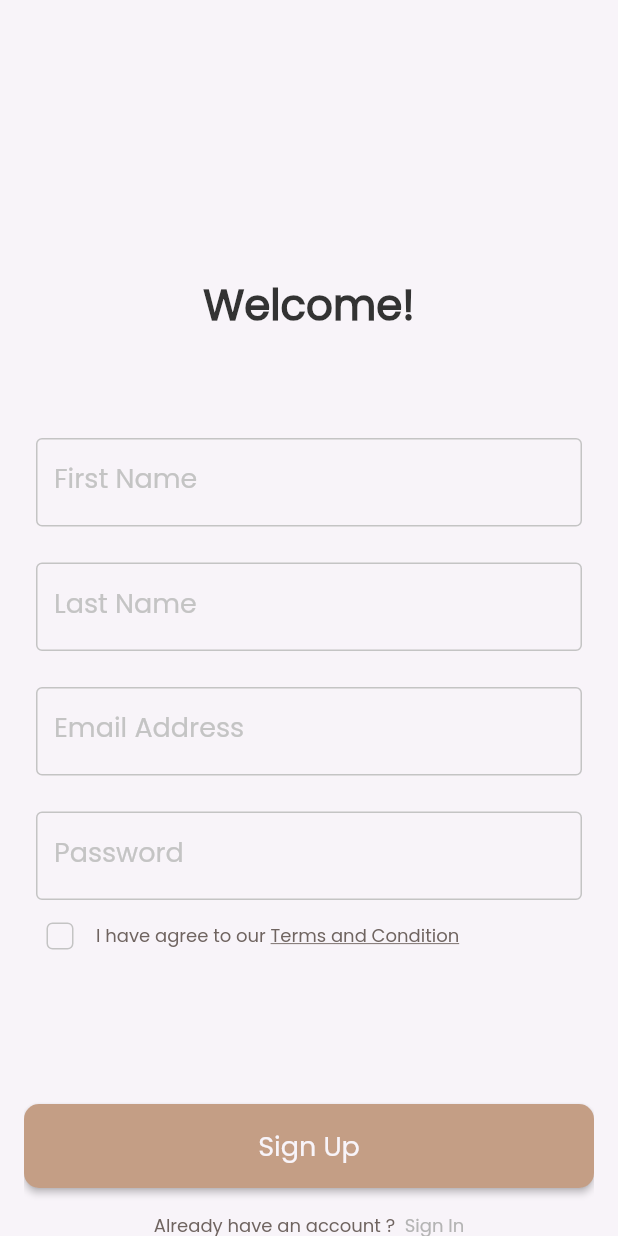
After one commit to mohammedashraf16/dalel, a Flutter app: the screen it shows after launch, after a tap on "Skip", on a phone screen of 412 x 824 dp. The commit adds this screen. Run offline on Flutter 3.47's test engine with Material 2 defaults, Android fonts, the phone set to English and light mode, and no system bars; our stand-ins replace firebase_auth, firebase_core, flutter_bloc, get_it, go_router, shared_preferences and 1 more; accounts and stored records are empty.

Commit message:
create account with email and password

```diff
--- /dev/null
+++ b/lib/app/dalel_app.dart
@@ -0,0 +1,18 @@
+import 'package:dalel/core/routs/app_router.dart';
+import 'package:dalel/core/utlis/app_color.dart';
+import 'package:flutter/material.dart';
+
+class Dalel extends StatelessWidget {
+  const Dalel({super.key});
+
+  @override
+  Widget build(BuildContext context) {
+    return MaterialApp.router(
+      theme: ThemeData(
+        scaffoldBackgroundColor: AppColors.offWhite,
+      ),
+      debugShowCheckedModeBanner: false,
+      routerConfig: router,
+    );
+  }
+}
--- /dev/null
+++ b/lib/core/functions/check_state_changes.dart
@@ -0,0 +1,16 @@
+import 'package:firebase_auth/firebase_auth.dart';
+import 'package:flutter/foundation.dart';
+
+void checkStateChanges() {
+  FirebaseAuth.instance.authStateChanges().listen((User? user) {
+    if (user == null) {
+      if (kDebugMode) {
+        print('User is currently signed out!');
+      }
+    } else {
+      if (kDebugMode) {
+        print('User is signed in!');
+      }
+    }
+  });
+}
--- a/lib/features/auth/presentation/auth_cubit/cubit/auth_cubit.dart
+++ b/lib/features/auth/presentation/auth_cubit/cubit/auth_cubit.dart
@@ -1,7 +1,30 @@
-import 'package:flutter/foundation.dart';
+import 'package:firebase_auth/firebase_auth.dart';
 import 'package:flutter_bloc/flutter_bloc.dart';
 part 'auth_state.dart';
 
 class AuthCubit extends Cubit<AuthState> {
   AuthCubit() : super(AuthInitial());
+  late String? firstName;
+  late String? lastName;
+  late String? emailAddress;
+  late String? password;
+  signUpWithEmailAndPassword() async {
+    try {
+      emit(SignUpLoadingState());
+      final credential =
+          await FirebaseAuth.instance.createUserWithEmailAndPassword(
+        email: emailAddress!,
+        password: password!,
+      );
+      emit(SignUpSuccessState());
+    } on FirebaseAuthException catch (e) {
+      if (e.code == 'weak-password') {
+        emit(SignUpFailurState('The password provided is too weak.'));
+      } else if (e.code == 'email-already-in-use') {
+        emit(SignUpFailurState('The account already exists for that email.'));
+      }
+    } catch (e) {
+      emit(SignUpFailurState(e.toString()));
+    }
+  }
 }
--- a/lib/features/auth/presentation/auth_cubit/cubit/auth_state.dart
+++ b/lib/features/auth/presentation/auth_cubit/cubit/auth_state.dart
@@ -3,3 +3,13 @@ part of 'auth_cubit.dart';
 class AuthState {}
 
 class AuthInitial extends AuthState {}
+
+class SignUpLoadingState extends AuthState {}
+
+class SignUpSuccessState extends AuthState {}
+
+class SignUpFailurState extends AuthState {
+  final String errorMessage;
+
+  SignUpFailurState(this.errorMessage);
+}
--- a/lib/features/auth/presentation/views/sign_up_view.dart
+++ b/lib/features/auth/presentation/views/sign_up_view.dart
@@ -1,7 +1,5 @@
 import 'package:dalel/core/utlis/app_strings.dart';
-import 'package:dalel/core/widgets/custom_btn.dart';
-import 'package:dalel/features/auth/presentation/widgets/custom_terms_and_conditions.dart';
-import 'package:dalel/features/auth/presentation/widgets/custom_text_field.dart';
+import 'package:dalel/features/auth/presentation/widgets/custom_signup_form.dart';
 import 'package:dalel/features/auth/presentation/widgets/text_have_account_widget.dart';
 import 'package:dalel/features/auth/presentation/widgets/welcome_text_widget.dart';
 import 'package:flutter/material.dart';
@@ -11,61 +9,31 @@ class SignUpView extends StatelessWidget {
 
   @override
   Widget build(BuildContext context) {
-    return Scaffold(
+    return const Scaffold(
       body: Padding(
-        padding: const EdgeInsets.symmetric(horizontal: 16.0),
+        padding: EdgeInsets.symmetric(horizontal: 16.0),
         child: CustomScrollView(
           slivers: [
-            const SliverToBoxAdapter(
+            SliverToBoxAdapter(
               child: SizedBox(
                 height: 182,
               ),
             ),
-            const SliverToBoxAdapter(
+            SliverToBoxAdapter(
               child: WelcomeTextWidgt(text: AppStrings.welcome),
             ),
-            const SliverToBoxAdapter(
+            SliverToBoxAdapter(
               child: SizedBox(
                 height: 44,
               ),
             ),
-            const SliverToBoxAdapter(
-              child: CustomTextField(
-                labelText: AppStrings.fristName,
-              ),
-            ),
-            const SliverToBoxAdapter(
-              child: CustomTextField(
-                labelText: AppStrings.lastName,
-              ),
-            ),
-            const SliverToBoxAdapter(
-              child: CustomTextField(
-                labelText: AppStrings.emailAddress,
-              ),
-            ),
-            const SliverToBoxAdapter(
-              child: CustomTextField(
-                labelText: AppStrings.password,
-              ),
-            ),
-            const SliverToBoxAdapter(
-              child: TermsAndConditionWidget(),
-            ),
-            const SliverToBoxAdapter(
-              child: SizedBox(
-                height: 88,
-              ),
-            ),
+            SliverToBoxAdapter(child: CustomSignUpForm()),
             SliverToBoxAdapter(
-              child: CustomBtn(text: AppStrings.signUp, onPressed: () {}),
-            ),
-            const SliverToBoxAdapter(
               child: SizedBox(
                 height: 16,
               ),
             ),
-            const SliverToBoxAdapter(
+            SliverToBoxAdapter(
               child: HaveAnAccountWidget(
                 text1: AppStrings.alreadyHaveAnAccount,
                 text2: AppStrings.signIn,
--- /dev/null
+++ b/lib/features/auth/presentation/widgets/custom_signup_form.dart
@@ -0,0 +1,62 @@
+import 'package:dalel/core/utlis/app_strings.dart';
+import 'package:dalel/core/widgets/custom_btn.dart';
+import 'package:dalel/features/auth/presentation/auth_cubit/cubit/auth_cubit.dart';
+import 'package:flutter/material.dart';
+import 'package:flutter_bloc/flutter_bloc.dart';
+
+import 'custom_terms_and_conditions.dart';
+import 'custom_text_field.dart';
+
+class CustomSignUpForm extends StatelessWidget {
+  const CustomSignUpForm({super.key});
+
+  @override
+  Widget build(BuildContext context) {
+    return BlocConsumer<AuthCubit, AuthState>(
+      listener: (context, state) {},
+      builder: (context, state) {
+        return Form(
+          child: Column(
+            children: [
+              CustomTextFormField(
+                labelText: AppStrings.fristName,
+                onChanged: (firstName) {
+                  BlocProvider.of<AuthCubit>(context).firstName = firstName;
+                },
+              ),
+              CustomTextFormField(
+                labelText: AppStrings.lastName,
+                onChanged: (lastName) {
+                  BlocProvider.of<AuthCubit>(context).lastName = lastName;
+                },
+              ),
+              CustomTextFormField(
+                labelText: AppStrings.emailAddress,
+                onChanged: (emailAddress) {
+                  BlocProvider.of<AuthCubit>(context).emailAddress =
+                      emailAddress;
+                },
+              ),
+              CustomTextFormField(
+                labelText: AppStrings.password,
+                onChanged: (password) {
+                  BlocProvider.of<AuthCubit>(context).password = password;
+                },
+              ),
+              const TermsAndConditionWidget(),
+              const SizedBox(
+                height: 88,
+              ),
+              CustomBtn(
+                  text: AppStrings.signUp,
+                  onPressed: () {
+                    BlocProvider.of<AuthCubit>(context)
+                        .signUpWithEmailAndPassword();
+                  }),
+            ],
+          ),
+        );
+      },
+    );
+  }
+}
--- a/lib/features/auth/presentation/widgets/custom_text_field.dart
+++ b/lib/features/auth/presentation/widgets/custom_text_field.dart
@@ -2,14 +2,22 @@ import 'package:dalel/core/utlis/app_color.dart';
 import 'package:dalel/core/utlis/app_text_style.dart';
 import 'package:flutter/material.dart';
 
-class CustomTextField extends StatelessWidget {
-  const CustomTextField({super.key, required this.labelText});
+class CustomTextFormField extends StatelessWidget {
+  const CustomTextFormField(
+      {super.key,
+      required this.labelText,
+      this.onChanged,
+      this.onFieldSubmitted});
   final String labelText;
+  final Function(String)? onChanged;
+  final Function(String)? onFieldSubmitted;
   @override
   Widget build(BuildContext context) {
     return Padding(
       padding: const EdgeInsets.only(left: 8.0, right: 8, top: 24),
-      child: TextField(
+      child: TextFormField(
+        onChanged: onChanged,
+        onFieldSubmitted: onFieldSubmitted,
         decoration: InputDecoration(
           labelText: labelText,
           labelStyle: CustomTextStyles.Poppins500Style18,
--- a/lib/main.dart
+++ b/lib/main.dart
@@ -1,33 +1,16 @@
+import 'package:dalel/app/dalel_app.dart';
 import 'package:dalel/core/database/cashe/cache_helper.dart';
-import 'package:dalel/core/routs/app_router.dart';
 import 'package:dalel/core/services/service_locator.dart';
-import 'package:dalel/core/utlis/app_color.dart';
 import 'package:firebase_core/firebase_core.dart';
 import 'package:flutter/material.dart';
-
+import 'core/functions/check_state_changes.dart';
 import 'firebase_options.dart';
 
 void main() async {
   WidgetsFlutterBinding.ensureInitialized();
-  await Firebase.initializeApp(
-    options: DefaultFirebaseOptions.currentPlatform,
-  );
+  await Firebase.initializeApp(options: DefaultFirebaseOptions.currentPlatform);
+  checkStateChanges();
   setupServiceLocator();
   await getIt<CacheHelper>().init();
   runApp(const Dalel());
 }
-
-class Dalel extends StatelessWidget {
-  const Dalel({super.key});
-
-  @override
-  Widget build(BuildContext context) {
-    return MaterialApp.router(
-      theme: ThemeData(
-        scaffoldBackgroundColor: AppColors.offWhite,
-      ),
-      debugShowCheckedModeBanner: false,
-      routerConfig: router,
-    );
-  }
-}
--- a/pubspec.yaml
+++ b/pubspec.yaml
@@ -41,6 +41,7 @@ dependencies:
   get_it: ^7.6.0
   flutter_bloc: ^8.1.4
   firebase_core: ^2.24.2
+  firebase_auth: ^4.16.0
 
 dev_dependencies:
   flutter_test:
```
Also changed, not shown: pubspec.lock, 4 other files.
